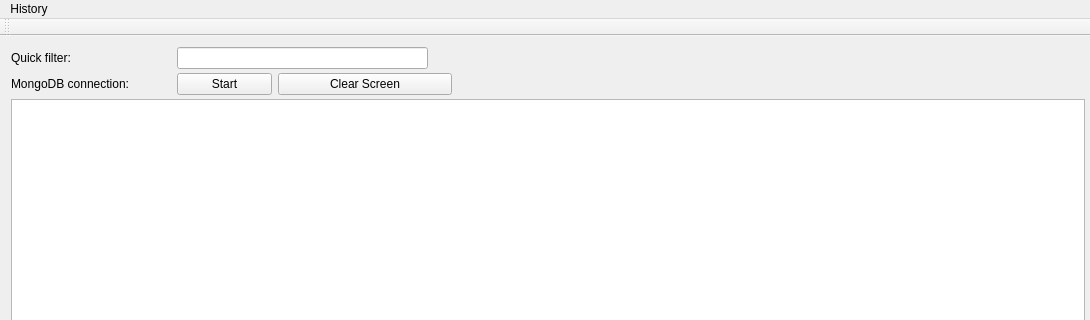
Before: the Qt Designer form mainwindow.ui in kr0st/fpgui, drawn with Qt 5; both pictures show x 0 to 1090 and y 0 to 320 of the 1090 by 720 pixel window.
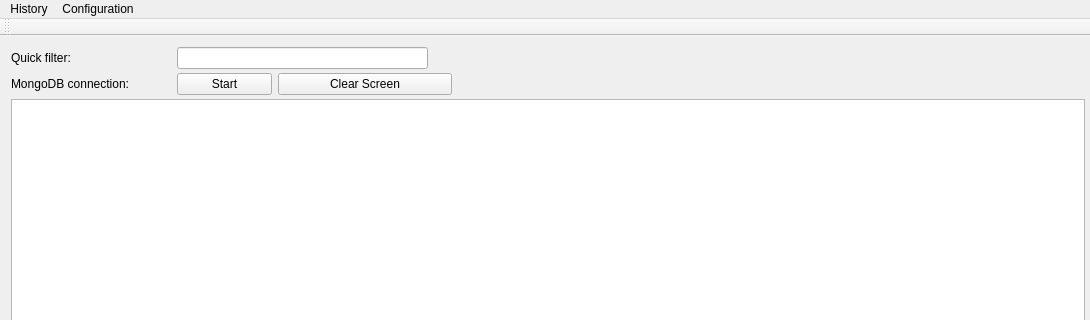
After: the same form once the commit is applied.

Commit message: Started implementation of configuration GUI.

Patch:
```diff
--- a/mainwindow.ui
+++ b/mainwindow.ui
@@ -210,7 +210,14 @@
     </property>
     <addaction name="actionBrowse"/>
    </widget>
+   <widget class="QMenu" name="menuPreferences">
+    <property name="title">
+     <string>Configuration</string>
+    </property>
+    <addaction name="actionPreferences"/>
+   </widget>
    <addaction name="menuHistory"/>
+   <addaction name="menuPreferences"/>
   </widget>
   <widget class="QToolBar" name="mainToolBar">
    <attribute name="toolBarArea">
```
Left out of the diff: 8 changed lines with no effect on the pictures. The commit also changes 9 other files.
